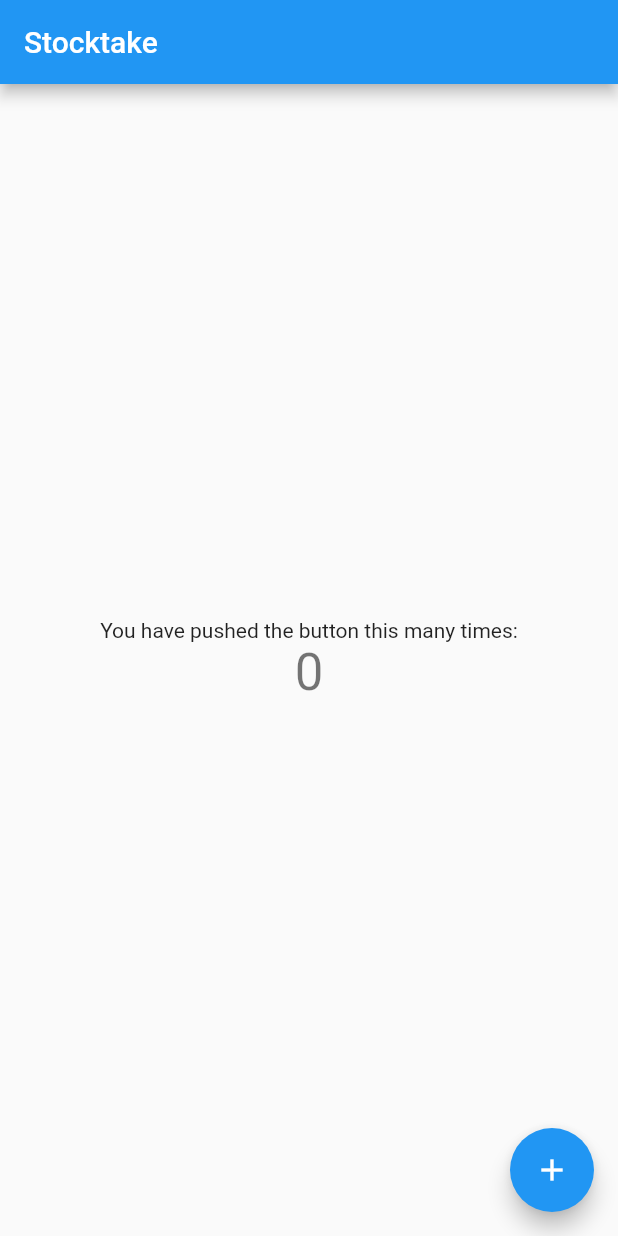
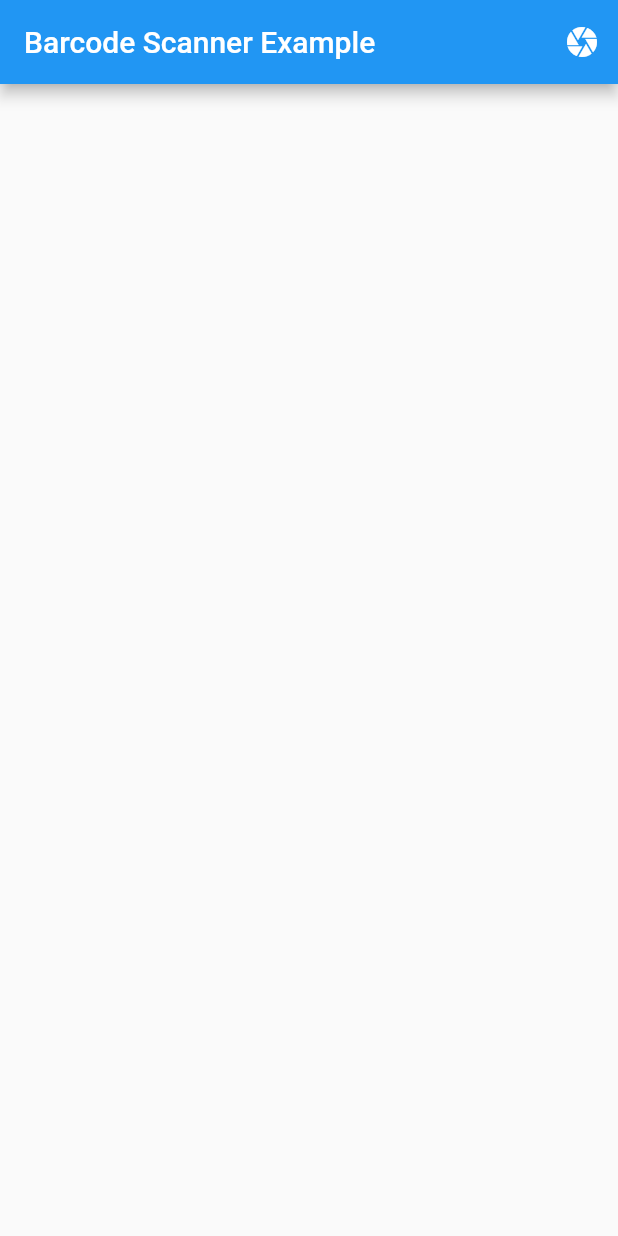
Before and after one commit to ruairitobrien/StockTake, a Flutter app: the screen it shows after launch, on a phone screen of 412 x 824 dp. Run offline on Flutter 3.47's test engine with Material 2 defaults, Android fonts, the phone set to English and light mode, and no system bars; missing offline and left inert: barcode_scan.

Commit message:
Added barcode scanner

```diff
--- a/lib/main.dart
+++ b/lib/main.dart
@@ -1,66 +1,120 @@
+import 'dart:async';
+
+import 'package:barcode_scan/barcode_scan.dart';
 import 'package:flutter/material.dart';
+import 'package:flutter/services.dart';
 
 void main() {
-  runApp(MyApp());
+  runApp(Stocktake());
 }
 
-class MyApp extends StatelessWidget {
+class Stocktake extends StatelessWidget {
   @override
   Widget build(BuildContext context) {
     return MaterialApp(
-      title: 'Flutter Demo',
+      debugShowCheckedModeBanner: false,
+      title: 'Stocktake',
       theme: ThemeData(
         primarySwatch: Colors.blue,
         visualDensity: VisualDensity.adaptivePlatformDensity,
       ),
-      home: MyHomePage(title: 'Stocktake'),
+      home: HomePage(title: 'Stocktake'),
     );
   }
 }
 
-class MyHomePage extends StatefulWidget {
-  MyHomePage({Key key, this.title}) : super(key: key);
+class HomePage extends StatefulWidget {
+  HomePage({Key key, this.title}) : super(key: key);
 
   final String title;
 
   @override
-  _MyHomePageState createState() => _MyHomePageState();
+  _HomePageState createState() => _HomePageState();
 }
 
-class _MyHomePageState extends State<MyHomePage> {
-  int _counter = 0;
+class _HomePageState extends State<HomePage> {
+  ScanResult scanResult;
 
-  void _incrementCounter() {
-    setState(() {
-      _counter++;
+  @override
+  // ignore: type_annotate_public_apis
+  initState() {
+    super.initState();
+
+    Future.delayed(Duration.zero, () async {
+      setState(() {});
     });
   }
 
   @override
   Widget build(BuildContext context) {
+    var contentList = <Widget>[
+      if (scanResult != null)
+        Card(
+          child: Column(
+            children: <Widget>[
+              ListTile(
+                title: Text("Result Type"),
+                subtitle: Text(scanResult.type?.toString() ?? ""),
+              ),
+              ListTile(
+                title: Text("Raw Content"),
+                subtitle: Text(scanResult.rawContent ?? ""),
+              ),
+              ListTile(
+                title: Text("Format"),
+                subtitle: Text(scanResult.format?.toString() ?? ""),
+              ),
+              ListTile(
+                title: Text("Format note"),
+                subtitle: Text(scanResult.formatNote ?? ""),
+              ),
+            ],
+          ),
+        ),
+    ];
+
     return Scaffold(
       appBar: AppBar(
-        title: Text(widget.title),
+        title: Text('Barcode Scanner Example'),
+        actions: <Widget>[
+          IconButton(
+            icon: Icon(Icons.camera),
+            tooltip: "Scan",
+            onPressed: scan,
+          )
+        ],
       ),
-      body: Center(
-        child: Column(
-          mainAxisAlignment: MainAxisAlignment.center,
-          children: <Widget>[
-            Text(
-              'You have pushed the button this many times:',
-            ),
-            Text(
-              '$_counter',
-              style: Theme.of(context).textTheme.headline4,
-            ),
-          ],
-        ),
-      ),
-      floatingActionButton: FloatingActionButton(
-        onPressed: _incrementCounter,
-        tooltip: 'Increment',
-        child: Icon(Icons.add),
+      body: ListView(
+        scrollDirection: Axis.vertical,
+        shrinkWrap: true,
+        children: contentList,
       ),
     );
   }
+
+  Future scan() async {
+    try {
+      var options = ScanOptions();
+
+      var result = await BarcodeScanner.scan(options: options);
+
+      setState(() => scanResult = result);
+    } on PlatformException catch (e) {
+      var result = ScanResult(
+        type: ResultType.Error,
+        format: BarcodeFormat.unknown,
+      );
+
+      if (e.code == BarcodeScanner.cameraAccessDenied) {
+        setState(() {
+          result.rawContent = 'The user did not grant the camera permission!';
+        });
+      } else {
+        result.rawContent = 'Unknown error: $e';
+      }
+      setState(() {
+        scanResult = result;
+      });
+    }
+  }
 }
```
Also changed, not shown: pubspec.yaml (+3 -17 lines), pubspec.lock, 9 other files.
